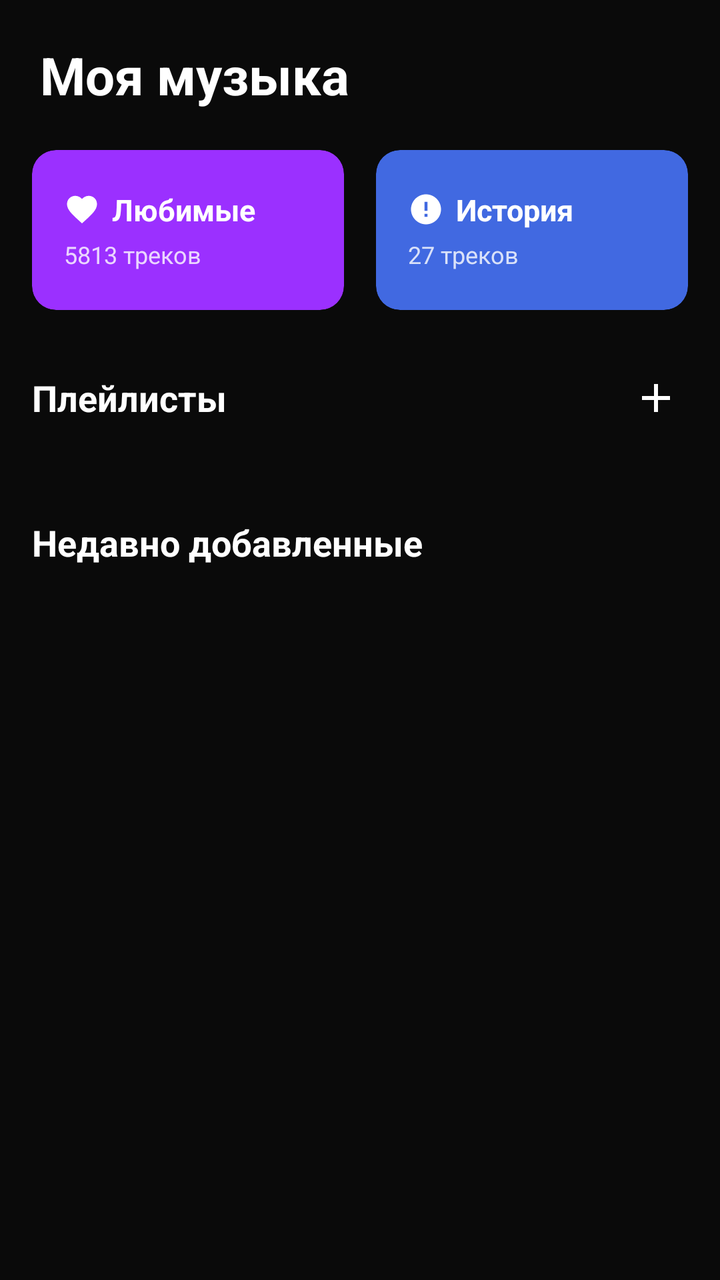
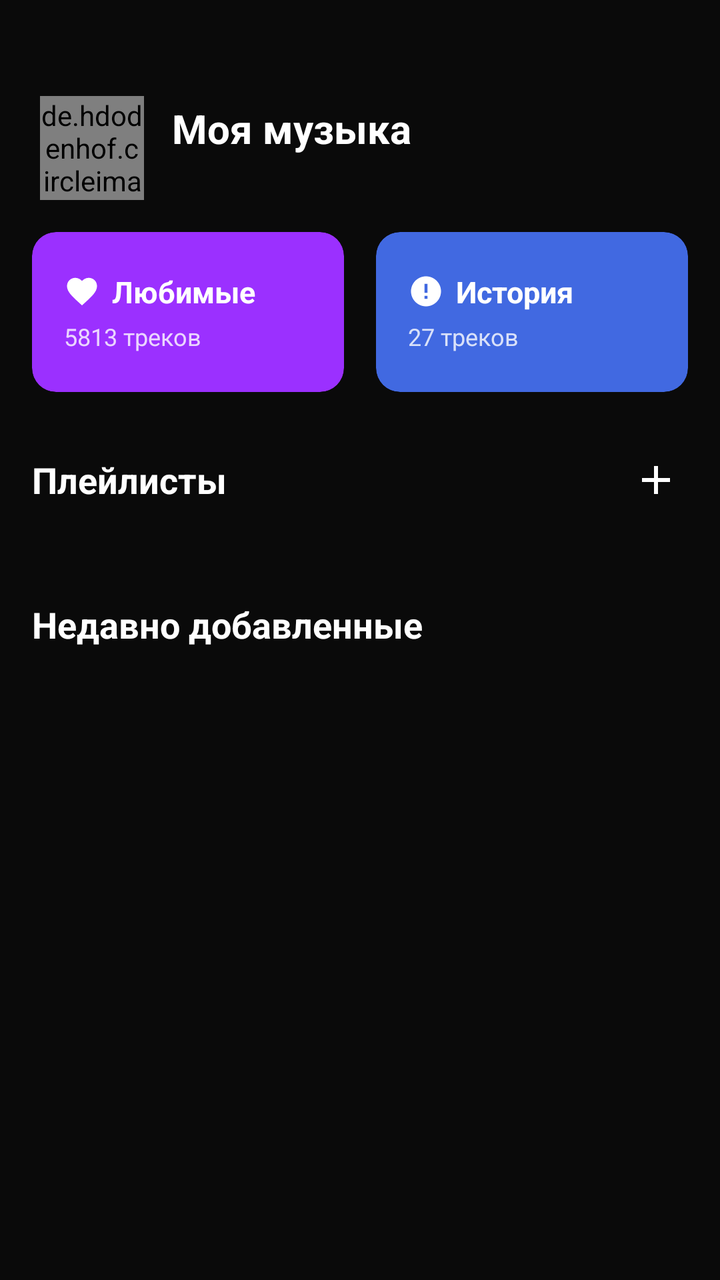

Before-and-after screenshots of an Android layout around one commit, followed by the original layout XML and the change that was made.
<!-- AndroidManifest.xml: application theme Theme.MusicApp -->
<!-- res/layout/fragment_my_music.xml -->
<?xml version="1.0" encoding="utf-8"?>
<LinearLayout xmlns:android="http://schemas.android.com/apk/res/android"
    xmlns:app="http://schemas.android.com/apk/res-auto"
    android:layout_width="match_parent"
    android:layout_height="match_parent"
    android:background="@color/bg_dark"
    android:orientation="vertical">

    
    <TextView
        android:layout_width="wrap_content"
        android:layout_height="wrap_content"
        android:text="@string/my_music"
        android:textColor="@color/text_primary"
        android:textSize="26sp"
        android:textStyle="bold"
        android:padding="20dp"
        android:paddingTop="48dp"
        android:paddingBottom="16dp" />

    <androidx.core.widget.NestedScrollView
        android:layout_width="match_parent"
        android:layout_height="match_parent">

        <LinearLayout
            android:layout_width="match_parent"
            android:layout_height="wrap_content"
            android:orientation="vertical"
            android:paddingStart="16dp"
            android:paddingEnd="16dp">

            
            <LinearLayout
                android:layout_width="match_parent"
                android:layout_height="wrap_content"
                android:orientation="horizontal"
                android:layout_marginBottom="28dp">

                
                <androidx.cardview.widget.CardView
                    android:id="@+id/cardFavorites"
                    android:layout_width="0dp"
                    android:layout_height="80dp"
                    android:layout_weight="1"
                    android:layout_marginEnd="8dp"
                    app:cardBackgroundColor="#FF9B30FF"
                    app:cardCornerRadius="12dp"
                    app:cardElevation="0dp">

                    <LinearLayout
                        android:layout_width="match_parent"
                        android:layout_height="match_parent"
                        android:orientation="vertical"
                        android:gravity="center_vertical"
                        android:padding="16dp">

                        <LinearLayout
                            android:layout_width="wrap_content"
                            android:layout_height="wrap_content"
                            android:orientation="horizontal"
                            android:gravity="center_vertical">

                            <ImageView
                                android:layout_width="18dp"
                                android:layout_height="18dp"
                                android:src="@drawable/ic_heart_filled"
                                app:tint="@color/white"
                                android:layout_marginEnd="6dp"
                                android:contentDescription="Favorites"/>

                            <TextView
                                android:layout_width="wrap_content"
                                android:layout_height="wrap_content"
                                android:text="@string/favorites"
                                android:textColor="@color/white"
                                android:textSize="15sp"
                                android:textStyle="bold" />
                        </LinearLayout>

                        <TextView
                            android:id="@+id/tvFavoritesCount"
                            android:layout_width="wrap_content"
                            android:layout_height="wrap_content"
                            android:text="5813 треков"
                            android:textColor="#CCFFFFFF"
                            android:textSize="12sp"
                            android:layout_marginTop="4dp" />
                    </LinearLayout>
                </androidx.cardview.widget.CardView>

                
                <androidx.cardview.widget.CardView
                    android:id="@+id/cardHistory"
                    android:layout_width="0dp"
                    android:layout_height="80dp"
                    android:layout_weight="1"
                    android:layout_marginStart="8dp"
                    app:cardBackgroundColor="#FF4169E1"
                    app:cardCornerRadius="12dp"
                    app:cardElevation="0dp">

                    <LinearLayout
                        android:layout_width="match_parent"
                        android:layout_height="match_parent"
                        android:orientation="vertical"
                        android:gravity="center_vertical"
                        android:padding="16dp">

                        <LinearLayout
                            android:layout_width="wrap_content"
                            android:layout_height="wrap_content"
                            android:orientation="horizontal"
                            android:gravity="center_vertical">

                            <ImageView
                                android:layout_width="18dp"
                                android:layout_height="18dp"
                                android:src="@drawable/ic_history"
                                app:tint="@color/white"
                                android:layout_marginEnd="6dp"
                                android:contentDescription="History"/>

                            <TextView
                                android:layout_width="wrap_content"
                                android:layout_height="wrap_content"
                                android:text="@string/history"
                                android:textColor="@color/white"
                                android:textSize="15sp"
                                android:textStyle="bold" />
                        </LinearLayout>

                        <TextView
                            android:id="@+id/tvHistoryCount"
                            android:layout_width="wrap_content"
                            android:layout_height="wrap_content"
                            android:text="27 треков"
                            android:textColor="#CCFFFFFF"
                            android:textSize="12sp"
                            android:layout_marginTop="4dp" />
                    </LinearLayout>
                </androidx.cardview.widget.CardView>
            </LinearLayout>

            
            <LinearLayout
                android:layout_width="match_parent"
                android:layout_height="wrap_content"
                android:orientation="horizontal"
                android:gravity="center_vertical"
                android:layout_marginBottom="16dp">

                <TextView
                    android:layout_width="0dp"
                    android:layout_height="wrap_content"
                    android:layout_weight="1"
                    android:text="@string/playlists"
                    android:textColor="@color/text_primary"
                    android:textSize="18sp"
                    android:textStyle="bold" />

                <ImageButton
                    android:id="@+id/btnAddPlaylist"
                    android:layout_width="32dp"
                    android:layout_height="32dp"
                    android:src="@drawable/ic_add"
                    android:background="?attr/selectableItemBackgroundBorderless"
                    app:tint="@color/text_primary"
                    android:contentDescription="Add playlist" />
            </LinearLayout>

            
            <androidx.recyclerview.widget.RecyclerView
                android:id="@+id/rvPlaylists"
                android:layout_width="match_parent"
                android:layout_height="wrap_content"
                android:nestedScrollingEnabled="false"
                app:layoutManager="androidx.recyclerview.widget.LinearLayoutManager"
                android:layout_marginBottom="28dp" />

            
            <TextView
                android:layout_width="wrap_content"
                android:layout_height="wrap_content"
                android:text="@string/recently_added"
                android:textColor="@color/text_primary"
                android:textSize="18sp"
                android:textStyle="bold"
                android:layout_marginBottom="16dp" />

            <androidx.recyclerview.widget.RecyclerView
                android:id="@+id/rvRecentlyAdded"
                android:layout_width="match_parent"
                android:layout_height="wrap_content"
                android:nestedScrollingEnabled="false"
                app:layoutManager="androidx.recyclerview.widget.LinearLayoutManager"
                android:layout_marginBottom="24dp" />

        </LinearLayout>
    </androidx.core.widget.NestedScrollView>
</LinearLayout>
<!-- resources referenced by this layout -->
<resources>
  <color name="bg_dark">#0A0A0A</color>
  <color name="text_primary">#FFFFFF</color>
  <color name="white">#FFFFFF</color>
  <!-- drawable ic_add (drawable) -->
  <vector xmlns:android="http://schemas.android.com/apk/res/android"
      android:width="24dp"
      android:height="24dp"
      android:viewportWidth="24"
      android:viewportHeight="24">
      <path
          android:fillColor="#FFFFFF"
          android:pathData="M19,13h-6v6h-2v-6H5v-2h6V5h2v6h6v2z"/>
  </vector>
  <!-- drawable ic_heart_filled (drawable) -->
  <vector xmlns:android="http://schemas.android.com/apk/res/android"
      android:width="24dp"
      android:height="24dp"
      android:viewportWidth="24"
      android:viewportHeight="24">
      <path
          android:fillColor="#FF3DFF"
          android:pathData="M12,21.35l-1.45,-1.32C5.4,15.36 2,12.28 2,8.5 2,5.42 4.42,3 7.5,3c1.74,0 3.41,0.81 4.5,2.09C13.09,3.81 14.76,3 16.5,3 19.58,3 22,5.42 22,8.5c0,3.78 -3.4,6.86 -8.55,11.54L12,21.35z"/>
  </vector>
  <!-- drawable ic_history (drawable) -->
  <vector xmlns:android="http://schemas.android.com/apk/res/android"
      android:width="24dp"
      android:height="24dp"
      android:viewportWidth="24"
      android:viewportHeight="24">
      <path
          android:fillColor="#AAAAAA"
          android:pathData="M12,2C6.48,2 2,6.48 2,12s4.48,10 10,10 10,-4.48 10,-10S17.52,2 12,2zM13,17h-2v-2h2v2zM13,13h-2L11,7h2v6z"/>
  </vector>
  <string name="favorites">Любимые</string>
  <string name="history">История</string>
  <string name="my_music">Моя музыка</string>
  <string name="playlists">Плейлисты</string>
  <string name="recently_added">Недавно добавленные</string>
  <style name="Theme.MusicApp" parent="Theme.MaterialComponents.DayNight.NoActionBar">
          <item name="colorPrimary">@color/purple_primary</item>
          <item name="colorPrimaryVariant">@color/purple_dark</item>
          <item name="colorOnPrimary">@color/white</item>
          <item name="colorSecondary">@color/pink_accent</item>
          <item name="colorOnSecondary">@color/white</item>
          <item name="android:windowBackground">@color/bg_dark</item>
          <item name="android:statusBarColor">@color/bg_dark</item>
          <item name="android:navigationBarColor">@color/bg_dark</item>
          <item name="android:windowLightStatusBar">false</item>
      </style>
  <color name="purple_primary">#9B30FF</color>
  <color name="purple_dark">#7B1FCC</color>
  <color name="pink_accent">#FF3DFF</color>
</resources>

<!-- the commit's change to res/layout/fragment_my_music.xml (unified diff, before → after) -->
@@ -7,16 +7,51 @@
     android:orientation="vertical">
 
     
-    <TextView
-        android:layout_width="wrap_content"
+    <LinearLayout
+        android:layout_width="match_parent"
         android:layout_height="wrap_content"
-        android:text="@string/my_music"
-        android:textColor="@color/text_primary"
-        android:textSize="26sp"
-        android:textStyle="bold"
-        android:padding="20dp"
+        android:orientation="horizontal"
+        android:gravity="center_vertical"
+        android:paddingStart="20dp"
+        android:paddingEnd="20dp"
         android:paddingTop="48dp"
-        android:paddingBottom="16dp" />
+        android:paddingBottom="16dp"
+        android:background="@color/bg_dark">
+
+        <de.hdodenhof.circleimageview.CircleImageView
+            android:id="@+id/ivMyMusicAvatar"
+            android:layout_width="52dp"
+            android:layout_height="52dp"
+            android:src="@drawable/ic_person"
+            app:civ_border_color="@color/purple_primary"
+            app:civ_border_width="2dp"
+            android:layout_marginEnd="14dp" />
+
+        <LinearLayout
+            android:layout_width="0dp"
+            android:layout_height="wrap_content"
+            android:layout_weight="1"
+            android:orientation="vertical">
+
+            <TextView
+                android:id="@+id/tvMyMusicDisplayName"
+                android:layout_width="wrap_content"
+                android:layout_height="wrap_content"
+                android:text="Моя музыка"
+                android:textColor="@color/text_primary"
+                android:textSize="20sp"
+                android:textStyle="bold" />
+
+            <TextView
+                android:id="@+id/tvMyMusicUsername"
+                android:layout_width="wrap_content"
+                android:layout_height="wrap_content"
+                android:textColor="@color/text_secondary"
+                android:textSize="13sp"
+                android:layout_marginTop="2dp" />
+        </LinearLayout>
+    </LinearLayout>
+
 
     <androidx.core.widget.NestedScrollView
         android:layout_width="match_parent"
<!-- resource entries referenced after the edit -->
@@ -2,6 +2,7 @@
 <resources>
   <color name="bg_dark">#0A0A0A</color>
   <color name="text_primary">#FFFFFF</color>
+  <color name="text_secondary">#AAAAAA</color>
   <color name="white">#FFFFFF</color>
   <!-- drawable ic_add (drawable) -->
   <vector xmlns:android="http://schemas.android.com/apk/res/android"
@@ -33,9 +34,18 @@
           android:fillColor="#AAAAAA"
           android:pathData="M12,2C6.48,2 2,6.48 2,12s4.48,10 10,10 10,-4.48 10,-10S17.52,2 12,2zM13,17h-2v-2h2v2zM13,13h-2L11,7h2v6z"/>
   </vector>
+  <!-- drawable ic_person (drawable) -->
+  <vector xmlns:android="http://schemas.android.com/apk/res/android"
+      android:width="24dp"
+      android:height="24dp"
+      android:viewportWidth="24"
+      android:viewportHeight="24">
+      <path
+          android:fillColor="#AAAAAA"
+          android:pathData="M12,12c2.21,0 4,-1.79 4,-4s-1.79,-4 -4,-4 -4,1.79 -4,4 1.79,4 4,4zM12,14c-2.67,0 -8,1.34 -8,4v2h16v-2c0,-2.66 -5.33,-4 -8,-4z"/>
+  </vector>
   <string name="favorites">Любимые</string>
   <string name="history">История</string>
-  <string name="my_music">Моя музыка</string>
   <string name="playlists">Плейлисты</string>
   <string name="recently_added">Недавно добавленные</string>
   <style name="Theme.MusicApp" parent="Theme.MaterialComponents.DayNight.NoActionBar">
